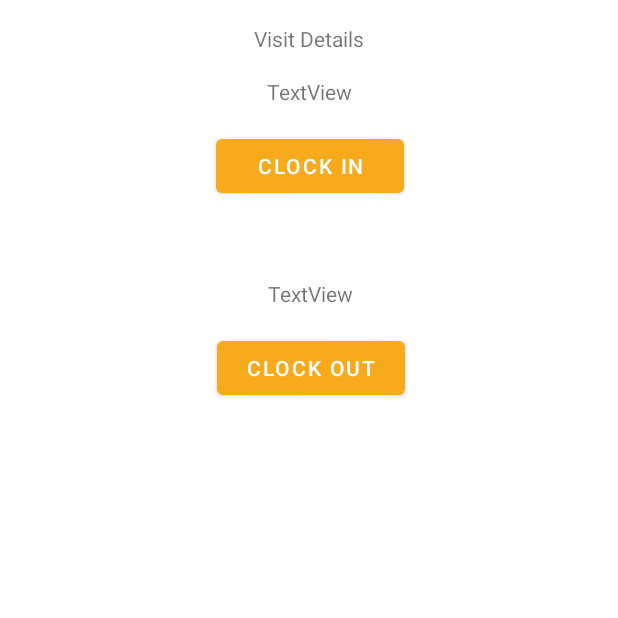
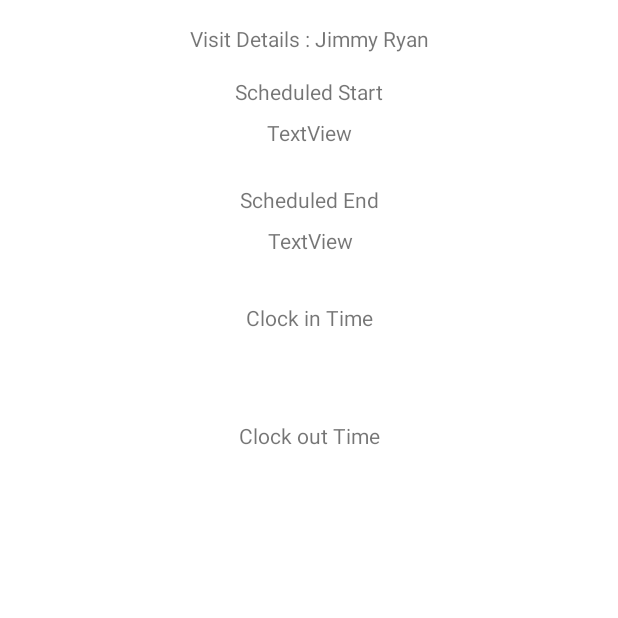
Before and after one commit to ColinM94/FYP, an Android app: the VisitActivity screen opened directly, with no data from a screen before it, on a phone screen of 412 x 824 dp, the top half of it. Run offline under Robolectric (Android 15) with nearby library versions, the phone set to English and light mode, and no system bars; our stand-ins replace Firebase (no records; nobody signed in at launch, a user with empty details on screens opened directly); 1 statement that could not run was skipped.

Commit message:
Implement parts of clock in system
- Visits list now displays visit start time.
- Visit details now displays visit start & end time.
- Can use NFC tag with correct clientId to set clock in and clock out times.
- Does not save to DB as of yet.
- Firestore: Move user details to userDetails collection.
- Update profile to use userDetails collection.

```diff
--- a/app/build.gradle
+++ b/app/build.gradle
@@ -8,7 +8,7 @@ android {
     buildToolsVersion "29.0.2"
     defaultConfig {
         applicationId "com.colinmaher.carersapp"
-        minSdkVersion 23
+        minSdkVersion 26
         targetSdkVersion 29
         versionCode 1
         versionName "1.0"
@@ -39,7 +39,7 @@ dependencies {
     androidTestImplementation 'androidx.test:runner:1.3.0-alpha03'
     androidTestImplementation 'androidx.test.espresso:espresso-core:3.3.0-alpha03'
     implementation 'com.google.firebase:firebase-core:17.2.1'
-    implementation 'com.google.firebase:firebase-firestore:21.3.0'
+    implementation 'com.google.firebase:firebase-firestore:21.3.1'
     implementation 'com.google.firebase:firebase-database:19.2.0'
     implementation 'com.google.firebase:firebase-auth:19.2.0'
     implementation 'android.arch.lifecycle:viewmodel:1.1.1'
@@ -49,6 +49,8 @@ dependencies {
     implementation "org.jetbrains.kotlinx:kotlinx-coroutines-core:1.2.1"
     implementation "org.jetbrains.kotlinx:kotlinx-coroutines-android:1.1.1"
     implementation 'org.jetbrains.kotlinx:kotlinx-coroutines-play-services:1.1.1'
+    implementation "org.jetbrains.anko:anko:0.10.8"
+
 
 }
 
--- a/app/src/main/java/com/colinmaher/carersapp/SenderActivity.kt
+++ b/app/src/main/java/com/colinmaher/carersapp/SenderActivity.kt
@@ -62,7 +62,7 @@ class SenderActivity : AppCompatActivity() {
                         log("- URI " +  curRecord.toUri().toString())
                     } else {
                         // Other NDEF Tags - simply print the payload
-                        log("- Contents " +  curRecord.payload.contentToString())
+                        log("- Contents " +  curRecord.payload!!.contentToString())
                     }
                 }
             }
--- a/app/src/main/java/com/colinmaher/carersapp/fragments/VisitsFragment.kt
+++ b/app/src/main/java/com/colinmaher/carersapp/fragments/VisitsFragment.kt
@@ -91,7 +91,9 @@ class VisitsFragment(private var currentUser: FirebaseUser, private var db: Fire
         override fun onBindViewHolder(holder: ViewHolder, position: Int) {
             val item = items[position]
 
-            holder.containerView.textview_visit_name.text = item.startTime?.toDate().toString()
+            holder.containerView.textview_visit_name.text = "Jimmy Ryan"
+            holder.containerView.textview_visit_location.text = item.startTime?.toDate().toString()
+
 
             holder.containerView.setOnClickListener {
                 val intent = Intent(context, VisitActivity::class.java)
--- a/app/src/main/res/layout/activity_visit.xml
+++ b/app/src/main/res/layout/activity_visit.xml
@@ -11,7 +11,7 @@
             android:layout_width="wrap_content"
             android:layout_height="wrap_content"
             android:layout_marginTop="16dp"
-            android:text="@string/visit_title"
+            android:text="Visit Details : Jimmy Ryan"
             app:layout_constraintEnd_toEndOf="parent"
             app:layout_constraintStart_toStartOf="parent"
             app:layout_constraintTop_toTopOf="parent" />
@@ -20,55 +20,91 @@
             android:id="@+id/textview_visit_starttime"
             android:layout_width="wrap_content"
             android:layout_height="wrap_content"
-            android:layout_marginTop="16dp"
+            android:layout_marginTop="8dp"
             android:text="TextView"
             app:layout_constraintEnd_toEndOf="@+id/textview_visit_title"
             app:layout_constraintStart_toStartOf="@+id/textview_visit_title"
-            app:layout_constraintTop_toBottomOf="@+id/textview_visit_title" />
+            app:layout_constraintTop_toBottomOf="@+id/textView2" />
 
     <TextView
             android:id="@+id/textview_visit_clockintime"
             android:layout_width="wrap_content"
             android:layout_height="wrap_content"
-            app:layout_constraintEnd_toEndOf="@+id/button_visit_clockin"
-            app:layout_constraintStart_toStartOf="@+id/button_visit_clockin"
-            app:layout_constraintTop_toBottomOf="@+id/button_visit_clockin" />
+            android:layout_marginTop="8dp"
+            app:layout_constraintEnd_toEndOf="@+id/textView4"
+            app:layout_constraintStart_toStartOf="@+id/textView4"
+            app:layout_constraintTop_toBottomOf="@+id/textView4" />
 
     <TextView
             android:id="@+id/textview_visit_clockouttime"
             android:layout_width="wrap_content"
             android:layout_height="wrap_content"
-            app:layout_constraintEnd_toEndOf="@+id/button_visit_clockout"
-            app:layout_constraintStart_toStartOf="@+id/button_visit_clockout"
-            app:layout_constraintTop_toBottomOf="@+id/button_visit_clockout" />
+            android:layout_marginTop="8dp"
+            app:layout_constraintEnd_toEndOf="@+id/textView5"
+            app:layout_constraintStart_toStartOf="@+id/textView5"
+            app:layout_constraintTop_toBottomOf="@+id/textView5" />
 
     <TextView
             android:id="@+id/textview_visit_endtime"
             android:layout_width="wrap_content"
             android:layout_height="wrap_content"
-            android:layout_marginTop="32dp"
+            android:layout_marginTop="8dp"
             android:text="TextView"
             app:layout_constraintEnd_toEndOf="@+id/textview_visit_clockintime"
+            app:layout_constraintHorizontal_bias="0.508"
             app:layout_constraintStart_toStartOf="@+id/textview_visit_clockintime"
-            app:layout_constraintTop_toBottomOf="@+id/textview_visit_clockintime" />
+            app:layout_constraintTop_toBottomOf="@+id/textView3" />
 
-    <Button
-            android:id="@+id/button_visit_clockin"
-            android:layout_width="125dp"
+    <EditText
+            android:id="@+id/editText2"
+            android:layout_width="wrap_content"
+            android:layout_height="wrap_content"
+            android:layout_marginBottom="8dp"
+            android:ems="10"
+            android:inputType="textPersonName"
+            android:text="Name"
+            android:visibility="invisible"
+            app:layout_constraintBottom_toBottomOf="parent"
+            app:layout_constraintEnd_toEndOf="parent"
+            app:layout_constraintStart_toStartOf="parent" />
+
+    <TextView
+            android:id="@+id/textView2"
+            android:layout_width="wrap_content"
             android:layout_height="wrap_content"
             android:layout_marginTop="16dp"
-            android:text="@string/visit_clockin"
-            app:layout_constraintEnd_toEndOf="@+id/textview_visit_starttime"
-            app:layout_constraintStart_toStartOf="@+id/textview_visit_starttime"
-            app:layout_constraintTop_toBottomOf="@+id/textview_visit_starttime" />
+            android:text="Scheduled Start"
+            app:layout_constraintEnd_toEndOf="parent"
+            app:layout_constraintStart_toStartOf="parent"
+            app:layout_constraintTop_toBottomOf="@+id/textview_visit_title" />
 
-    <Button
-            android:id="@+id/button_visit_clockout"
-            android:layout_width="125dp"
+    <TextView
+            android:id="@+id/textView3"
+            android:layout_width="wrap_content"
             android:layout_height="wrap_content"
-            android:layout_marginTop="16dp"
-            android:text="@string/visit_clockout"
-            app:layout_constraintEnd_toEndOf="@+id/textview_visit_endtime"
-            app:layout_constraintStart_toStartOf="@+id/textview_visit_endtime"
+            android:layout_marginTop="88dp"
+            android:text="Scheduled End"
+            app:layout_constraintEnd_toEndOf="parent"
+            app:layout_constraintStart_toStartOf="parent"
+            app:layout_constraintTop_toBottomOf="@+id/textview_visit_title" />
+
+    <TextView
+            android:id="@+id/textView4"
+            android:layout_width="wrap_content"
+            android:layout_height="wrap_content"
+            android:layout_marginTop="32dp"
+            android:text="Clock in Time"
+            app:layout_constraintEnd_toEndOf="parent"
+            app:layout_constraintStart_toStartOf="parent"
             app:layout_constraintTop_toBottomOf="@+id/textview_visit_endtime" />
+
+    <TextView
+            android:id="@+id/textView5"
+            android:layout_width="wrap_content"
+            android:layout_height="wrap_content"
+            android:layout_marginTop="32dp"
+            android:text="Clock out Time"
+            app:layout_constraintEnd_toEndOf="parent"
+            app:layout_constraintStart_toStartOf="parent"
+            app:layout_constraintTop_toBottomOf="@+id/textview_visit_clockintime" />
 </androidx.constraintlayout.widget.ConstraintLayout>
--- a/app/src/main/res/layout/visit_item.xml
+++ b/app/src/main/res/layout/visit_item.xml
@@ -11,7 +11,7 @@
 
     <TextView
             android:id="@+id/textview_visit_name"
-            android:layout_width="200dp"
+            android:layout_width="104dp"
             android:layout_height="match_parent"
             android:textAppearance="?attr/textAppearanceListItem" />
 
```
Also changed, not shown: app/src/main/java/com/colinmaher/carersapp/VisitActivity.kt (+105 -7 lines), app/src/main/java/com/colinmaher/carersapp/fragments/ProfileFragment.kt (+6 -11 lines), build.gradle (line endings or trailing spaces).
